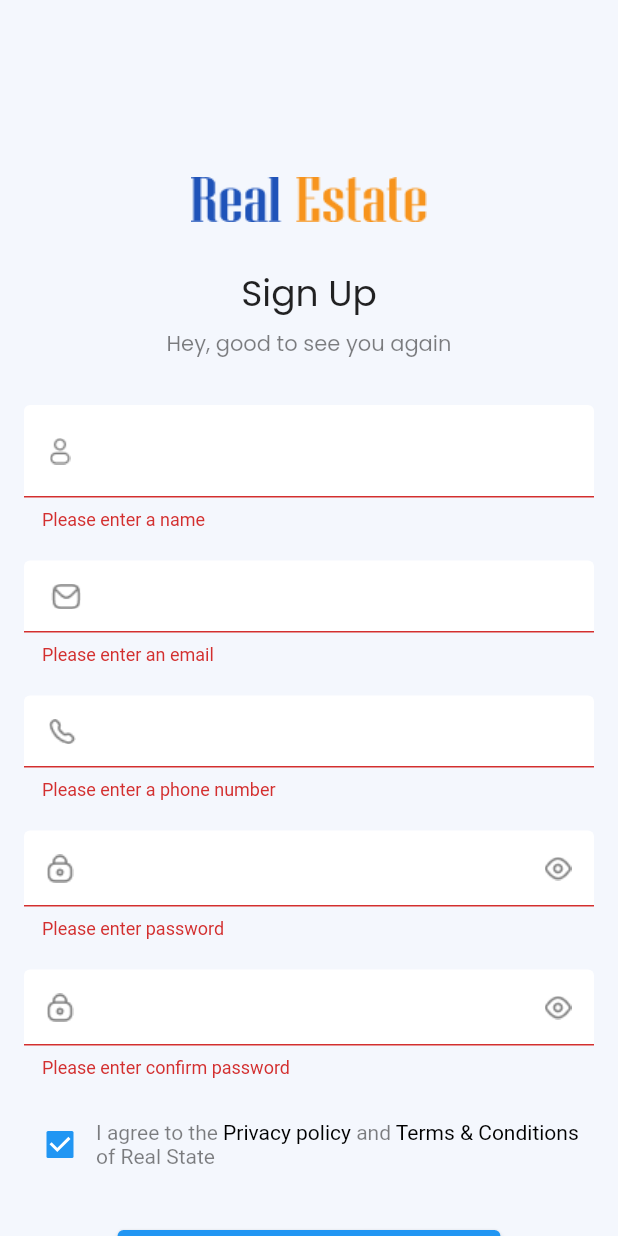
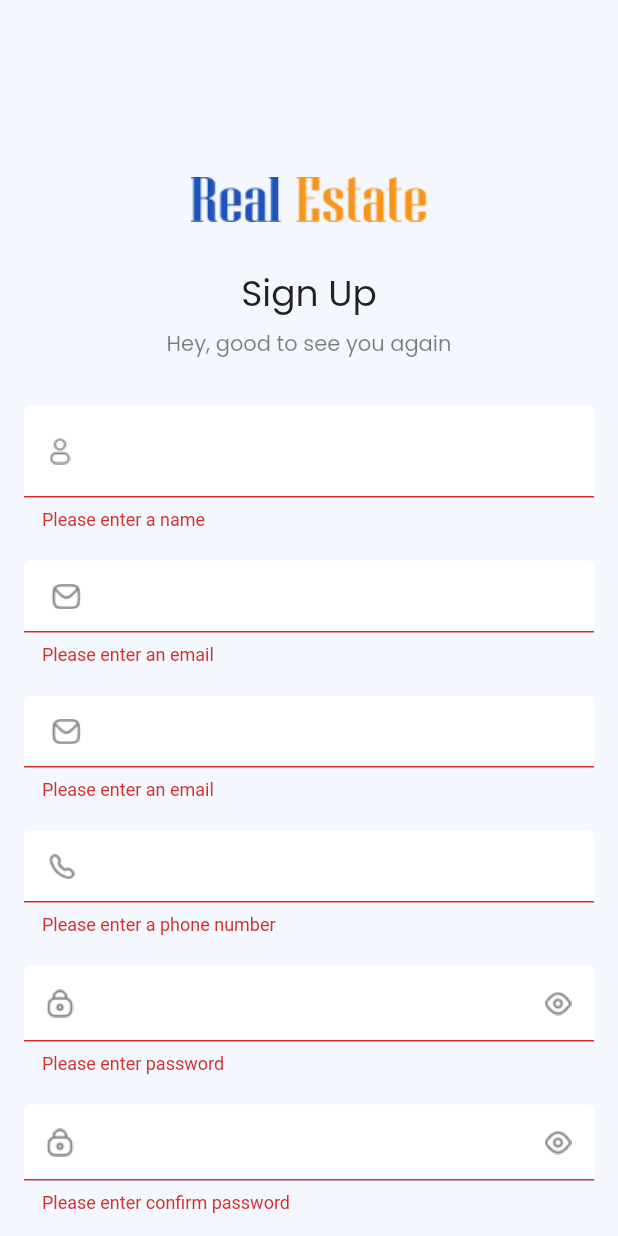
Before and after one commit to khaledmorshed/real_state, a Flutter app: the screen it shows after launch, after a tap on "Sign In", on a phone screen of 412 x 824 dp. Run offline on Flutter 3.47's test engine with Material 2 defaults, Android fonts, the phone set to English and light mode, and no system bars.

```diff
--- a/lib/screens/sign_up_screen.dart
+++ b/lib/screens/sign_up_screen.dart
@@ -141,6 +141,20 @@ class _SignUpScreenState extends State<SignUpScreen> {
             const SizedBox(height: 20,),
 
             CustomTextFormField(
+              controller: _emailController,
+              prefixIconString: "assets/vectors/sign up screen/gmail_icon.png",
+              textInputType: TextInputType.emailAddress,
+              validation: (value) {
+                if (value!.isEmpty) {
+                  return "Please enter an email";
+                }
+                return null;
+              },
+            ),
+
+            const SizedBox(height: 20,),
+
+            CustomTextFormField(
               controller: _phoneController,
               textInputType: TextInputType.phone,
               prefixIconString: "assets/vectors/sign up screen/phone_icon.png",
```
Also changed, not shown: pubspec.lock.
